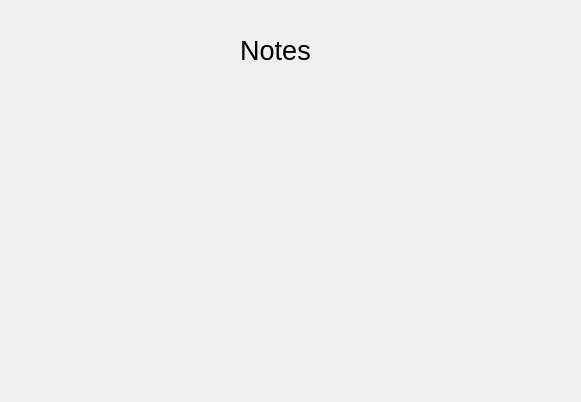
mooltipass/moolticute, file src/NotesManagement.ui: the form before one commit.
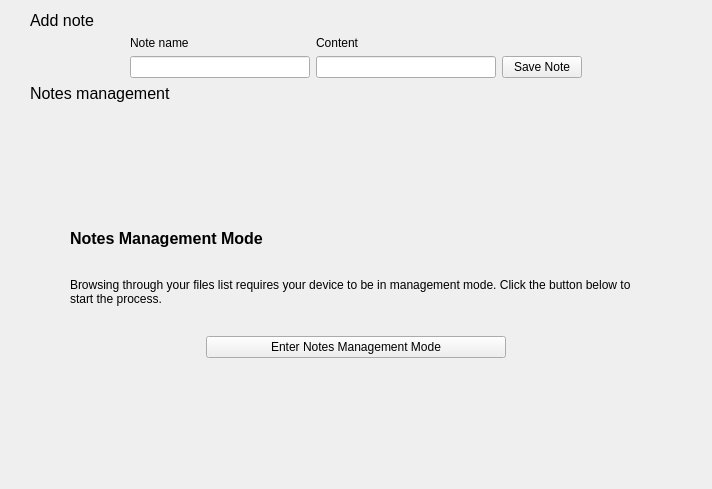
The form after the commit.

Commit message: [BLE] Add basic UI for Notes

Diff of the .ui file:
```diff
--- a/src/NotesManagement.ui
+++ b/src/NotesManagement.ui
@@ -6,34 +6,195 @@
    <rect>
     <x>0</x>
     <y>0</y>
-    <width>581</width>
-    <height>402</height>
+    <width>712</width>
+    <height>489</height>
    </rect>
   </property>
   <property name="windowTitle">
    <string>Form</string>
   </property>
-  <widget class="QLabel" name="label">
-   <property name="geometry">
-    <rect>
-     <x>230</x>
-     <y>20</y>
-     <width>91</width>
-     <height>61</height>
-    </rect>
+  <property name="styleSheet">
+   <string notr="true">#FidoManagement
+{
+background-color: rgb(255, 255, 255);
+}
+
+.FrameTitle {
+border: 2px solid #EFEFEF;
+padding: 2px;
+font-size: 12pt;
+border-top: none;
+border-left: none;
+border-right: none;
+}</string>
+  </property>
+  <layout class="QVBoxLayout" name="verticalLayout">
+   <property name="leftMargin">
+    <number>30</number>
    </property>
-   <property name="font">
-    <font>
-     <pointsize>20</pointsize>
-    </font>
+   <property name="rightMargin">
+    <number>30</number>
    </property>
-   <property name="text">
-    <string>Notes</string>
-   </property>
-   <property name="alignment">
-    <set>Qt::AlignCenter</set>
-   </property>
-  </widget>
+   <item>
+    <widget class="QLabel" name="labelAddNote">
+     <property name="font">
+      <font>
+       <pointsize>12</pointsize>
+      </font>
+     </property>
+     <property name="text">
+      <string>Add note</string>
+     </property>
+     <property name="class" stdset="0">
+      <string>FrameTitle</string>
+     </property>
+    </widget>
+   </item>
+   <item>
+    <layout class="QHBoxLayout" name="horizontalLayout">
+     <property name="leftMargin">
+      <number>100</number>
+     </property>
+     <property name="rightMargin">
+      <number>100</number>
+     </property>
+     <item>
+      <layout class="QGridLayout" name="gridLayout">
+       <item row="0" column="1">
+        <widget class="QLabel" name="labelNoteContent">
+         <property name="text">
+          <string>Content</string>
+         </property>
+        </widget>
+       </item>
+       <item row="1" column="2">
+        <widget class="QPushButton" name="pushButtonSaveNote">
+         <property name="text">
+          <string>Save Note</string>
+         </property>
+        </widget>
+       </item>
+       <item row="0" column="0">
+        <widget class="QLabel" name="labelNoteName">
+         <property name="text">
+          <string>Note name</string>
+         </property>
+        </widget>
+       </item>
+       <item row="1" column="1">
+        <widget class="QLineEdit" name="lineEditNoteContent"/>
+       </item>
+       <item row="1" column="0">
+        <widget class="QLineEdit" name="lineEditNoteName"/>
+       </item>
+      </layout>
+     </item>
+    </layout>
+   </item>
+   <item>
+    <widget class="QLabel" name="labelNotesManagement">
+     <property name="font">
+      <font>
+       <pointsize>12</pointsize>
+      </font>
+     </property>
+     <property name="text">
+      <string>Notes management</string>
+     </property>
+     <property name="class" stdset="0">
+      <string>FrameTitle</string>
+     </property>
+    </widget>
+   </item>
+   <item>
+    <widget class="QStackedWidget" name="stackedWidget">
+     <property name="currentIndex">
+      <number>0</number>
+     </property>
+     <widget class="QWidget" name="pageLocked">
+      <layout class="QVBoxLayout" name="verticalLayout_2">
+       <property name="spacing">
+        <number>30</number>
+       </property>
+       <property name="leftMargin">
+        <number>40</number>
+       </property>
+       <property name="rightMargin">
+        <number>40</number>
+       </property>
+       <item>
+        <spacer name="verticalSpacer_2">
+         <property name="orientation">
+          <enum>Qt::Vertical</enum>
+         </property>
+         <property name="sizeHint" stdset="0">
+          <size>
+           <width>20</width>
+           <height>40</height>
+          </size>
+         </property>
+        </spacer>
+       </item>
+       <item>
+        <widget class="QLabel" name="labelNotesManagementStack">
+         <property name="font">
+          <font>
+           <pointsize>12</pointsize>
+           <weight>75</weight>
+           <bold>true</bold>
+          </font>
+         </property>
+         <property name="text">
+          <string>Notes Management Mode</string>
+         </property>
+        </widget>
+       </item>
+       <item>
+        <widget class="QLabel" name="label_2">
+         <property name="text">
+          <string>Browsing through your files list requires your device to be in management mode. Click the button below to start the process.</string>
+         </property>
+         <property name="wordWrap">
+          <bool>true</bool>
+         </property>
+        </widget>
+       </item>
+       <item>
+        <layout class="QHBoxLayout" name="horizontalLayout_2">
+         <item>
+          <widget class="QPushButton" name="pushButtonEnterNotesMMM">
+           <property name="maximumSize">
+            <size>
+             <width>300</width>
+             <height>38</height>
+            </size>
+           </property>
+           <property name="text">
+            <string>Enter Notes Management Mode</string>
+           </property>
+          </widget>
+         </item>
+        </layout>
+       </item>
+       <item>
+        <spacer name="verticalSpacer">
+         <property name="orientation">
+          <enum>Qt::Vertical</enum>
+         </property>
+         <property name="sizeHint" stdset="0">
+          <size>
+           <width>20</width>
+           <height>40</height>
+          </size>
+         </property>
+        </spacer>
+       </item>
+      </layout>
+     </widget>
+     <widget class="QWidget" name="page_2"/>
+    </widget>
+   </item>
+  </layout>
  </widget>
  <resources/>
  <connections/>
```
The commit also changes 2 other files.
